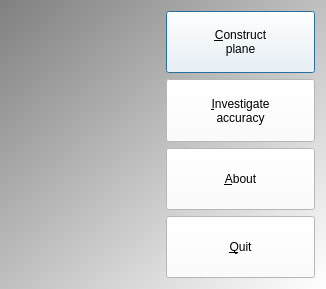
richelbilderbeek/ProjectRichelBilderbeek, file Tools/ToolTestPlane/qttestplanemenudialog.ui: the form before one commit.
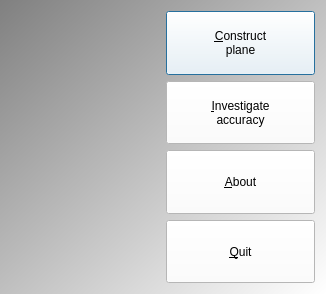
The form after the commit. Icons and pictures are not drawn.

Patch:
```diff
--- a/Tools/ToolTestPlane/qttestplanemenudialog.ui
+++ b/Tools/ToolTestPlane/qttestplanemenudialog.ui
@@ -7,7 +7,7 @@
     <x>0</x>
     <y>0</y>
     <width>326</width>
-    <height>289</height>
+    <height>294</height>
    </rect>
   </property>
   <property name="windowTitle">
```
Left out of the diff: 13 changed lines with no effect on the pictures.
